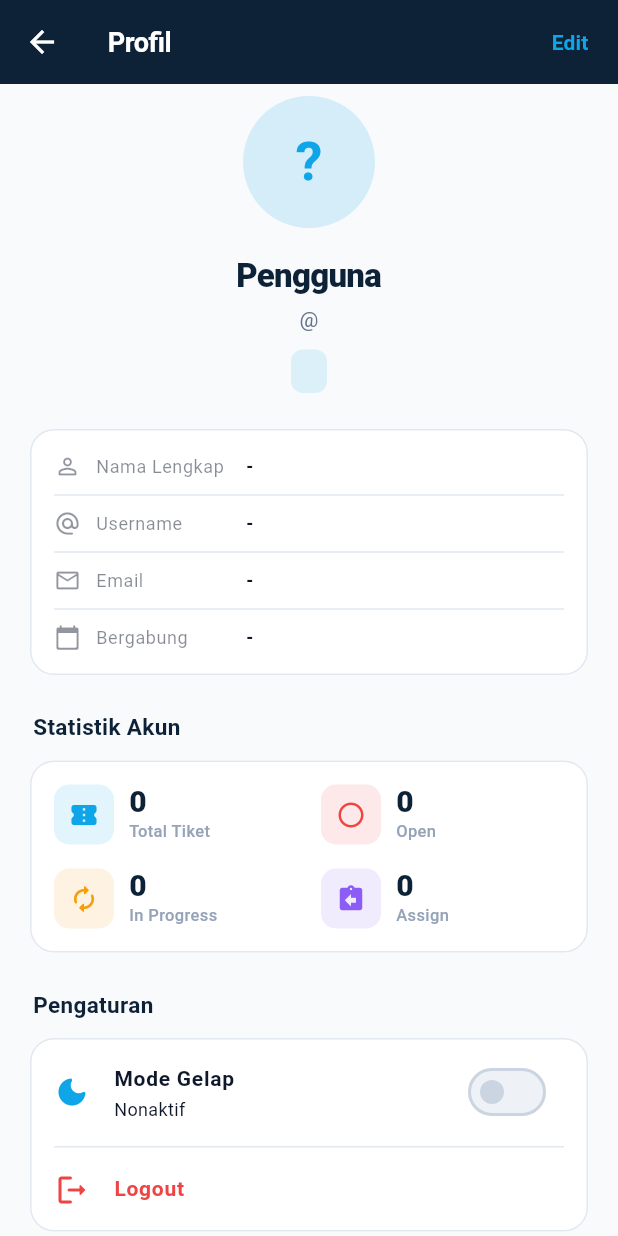
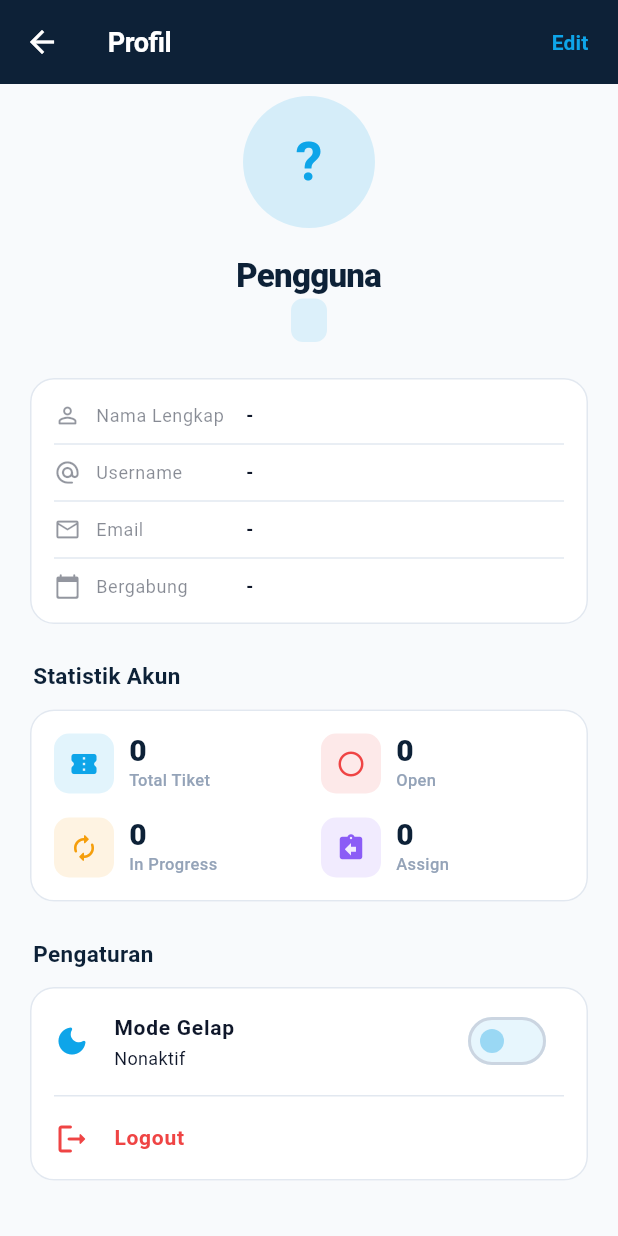
Before and after one commit to vyerru/021_M.-Javier-R.-Abhista_B3_UTS, a Flutter app: the ProfileScreen screen opened directly with empty values, on a phone screen of 412 x 824 dp. Run offline on Flutter 3.47's test engine with Material 3 defaults, Android fonts, the phone set to English and light mode, and no system bars; our stand-ins replace file_picker, flutter_dotenv, image_picker, supabase_flutter; accounts and stored records are empty; network calls fail; Roboto replaces fonts that are missing (SF Pro Display); statements that could not run were skipped.

Commit message:
UI FIX: perbaikan tampilan dan bug pada sisi halaman user

```diff
--- a/lib/domain/repositories/ticket_repository.dart
+++ b/lib/domain/repositories/ticket_repository.dart
@@ -3,7 +3,7 @@ import '../entities/user.dart';
 import '../entities/enums.dart';
 
 abstract class TicketRepository {
-  Future<List<Ticket>> getTickets({TicketStatus? statusFilter});
+  Future<List<Ticket>> getTickets({TicketStatus? statusFilter, int page = 0, int pageSize = 20});
   Future<Ticket> getTicketById(String id);
   Future<Ticket> createTicket(Ticket ticket);
   Future<Ticket> updateTicketStatus(String ticketId, TicketStatus newStatus);
--- a/lib/domain/usecases/tickets/get_tickets_usecase.dart
+++ b/lib/domain/usecases/tickets/get_tickets_usecase.dart
@@ -7,7 +7,7 @@ class GetTicketsUseCase {
 
   GetTicketsUseCase(this._repository);
 
-  Future<List<Ticket>> call({TicketStatus? statusFilter}) {
-    return _repository.getTickets(statusFilter: statusFilter);
+  Future<List<Ticket>> call({TicketStatus? statusFilter, int page = 0, int pageSize = 20}) {
+    return _repository.getTickets(statusFilter: statusFilter, page: page, pageSize: pageSize);
   }
 }
--- a/lib/presentation/dashboard/dashboard_screen.dart
+++ b/lib/presentation/dashboard/dashboard_screen.dart
@@ -225,7 +225,7 @@ class _DashboardScreenState extends State<DashboardScreen> {
           backgroundColor: AppTheme.accentCyan.withValues(alpha: 0.15),
           backgroundImage: user?.avatarUrl.isNotEmpty == true ? NetworkImage(user!.avatarUrl) : null,
           child: user?.avatarUrl.isNotEmpty != true
-              ? Text(user?.fullName.substring(0, 1).toUpperCase() ?? '?', style: const TextStyle(fontSize: 20, fontWeight: FontWeight.w700, color: AppTheme.accentCyan))
+               ? Text(user?.fullName.isNotEmpty == true ? user!.fullName[0].toUpperCase() : '?', style: const TextStyle(fontSize: 20, fontWeight: FontWeight.w700, color: AppTheme.accentCyan))
               : null,
         ),
       ],
--- a/lib/presentation/profile/profile_screen.dart
+++ b/lib/presentation/profile/profile_screen.dart
@@ -134,7 +134,7 @@ class _ProfileScreenState extends State<ProfileScreen> {
             TextButton(
               onPressed: _isSaving ? null : _handleSave,
               child: _isSaving
-                  ? const SizedBox(width: 20, height: 20, child: CircularProgressIndicator(strokeWidth: 2, color: Colors.white))
+                  ? const SizedBox(width: 20, height: 20, child: CircularProgressIndicator(strokeWidth: 2, color: AppTheme.accentCyan))
                   : const Text('Simpan', style: TextStyle(fontWeight: FontWeight.w700)),
             )
           else
@@ -171,7 +171,7 @@ class _ProfileScreenState extends State<ProfileScreen> {
           backgroundImage: user?.avatarUrl.isNotEmpty == true ? NetworkImage(user!.avatarUrl) : null,
           child: user?.avatarUrl.isNotEmpty != true
               ? Text(
-                  (user?.fullName ?? '?').substring(0, 1).toUpperCase(),
+                  (user != null && user.fullName.isNotEmpty ? user.fullName[0].toUpperCase() : '?'),
                   style: const TextStyle(fontSize: 36, fontWeight: FontWeight.w700, color: AppTheme.accentCyan),
                 )
               : null,
@@ -181,12 +181,14 @@ class _ProfileScreenState extends State<ProfileScreen> {
           user?.fullName ?? 'Pengguna',
           style: TextStyle(fontSize: 22, fontWeight: FontWeight.w800, color: isDark ? const Color(0xFFE2E8F0) : AppTheme.primaryNavy, letterSpacing: -0.5),
         ),
-        const SizedBox(height: 4),
-        Text(
-          '@${user?.username ?? ''}',
-          style: const TextStyle(fontSize: 14, color: Color(0xFF64748B)),
-        ),
-        const SizedBox(height: 10),
+        if ((user?.username ?? '').isNotEmpty)
+          Padding(
+            padding: const EdgeInsets.only(bottom: 10),
+            child: Text(
+              '@${user!.username}',
+              style: const TextStyle(fontSize: 14, color: Color(0xFF64748B)),
+            ),
+          ),
         Container(
           padding: const EdgeInsets.symmetric(horizontal: 12, vertical: 5),
           decoration: BoxDecoration(
@@ -394,6 +396,9 @@ class _ProfileScreenState extends State<ProfileScreen> {
                   value: widget.isDarkMode,
                   onChanged: (_) => widget.onThemeToggle(),
                   activeThumbColor: AppTheme.accentCyan,
+                  activeTrackColor: AppTheme.accentCyan.withValues(alpha: 0.3),
+                  inactiveThumbColor: AppTheme.accentCyan.withValues(alpha: 0.4),
+                  inactiveTrackColor: AppTheme.accentCyan.withValues(alpha: 0.1),
                 ),
               ),
               const Divider(height: 1, indent: 16, endIndent: 16),
```
Also changed, not shown: lib/data/datasources/supabase_ticket_data_source.dart (+6 -2 lines), lib/data/repositories/ticket_repository_impl.dart (+9 -10 lines), lib/presentation/providers/ticket_provider.dart (+36 -1 lines), lib/presentation/tickets/ticket_detail_screen.dart (+5 -5 lines), lib/presentation/tickets/ticket_list_screen.dart (+30 -4 lines).
